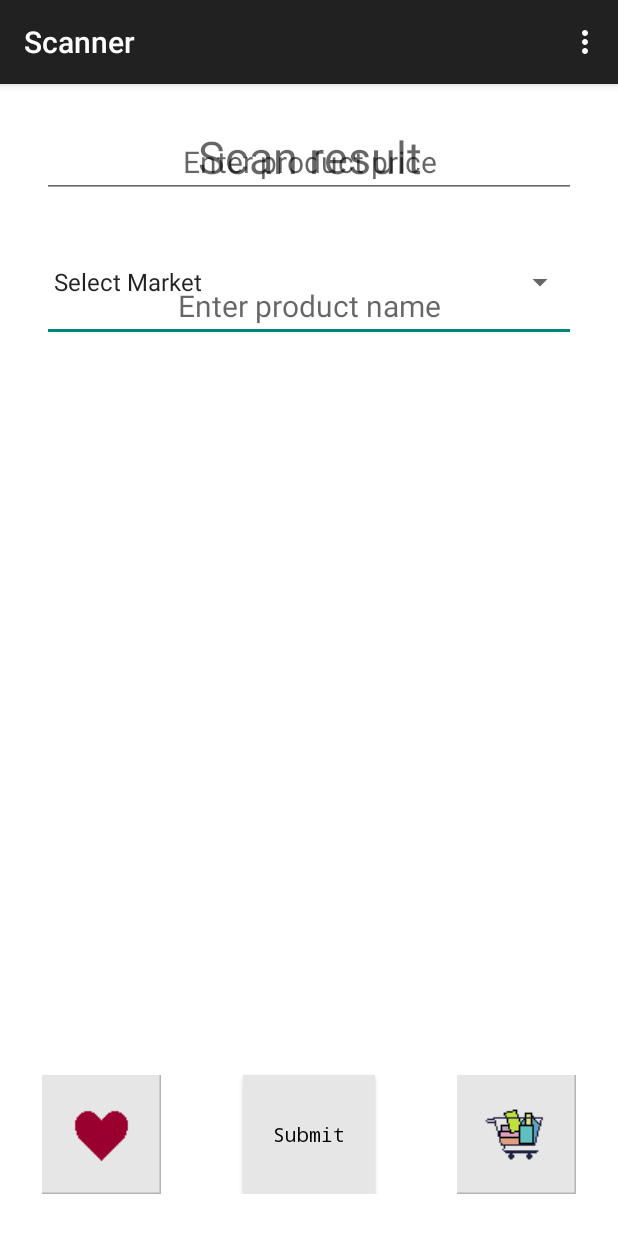
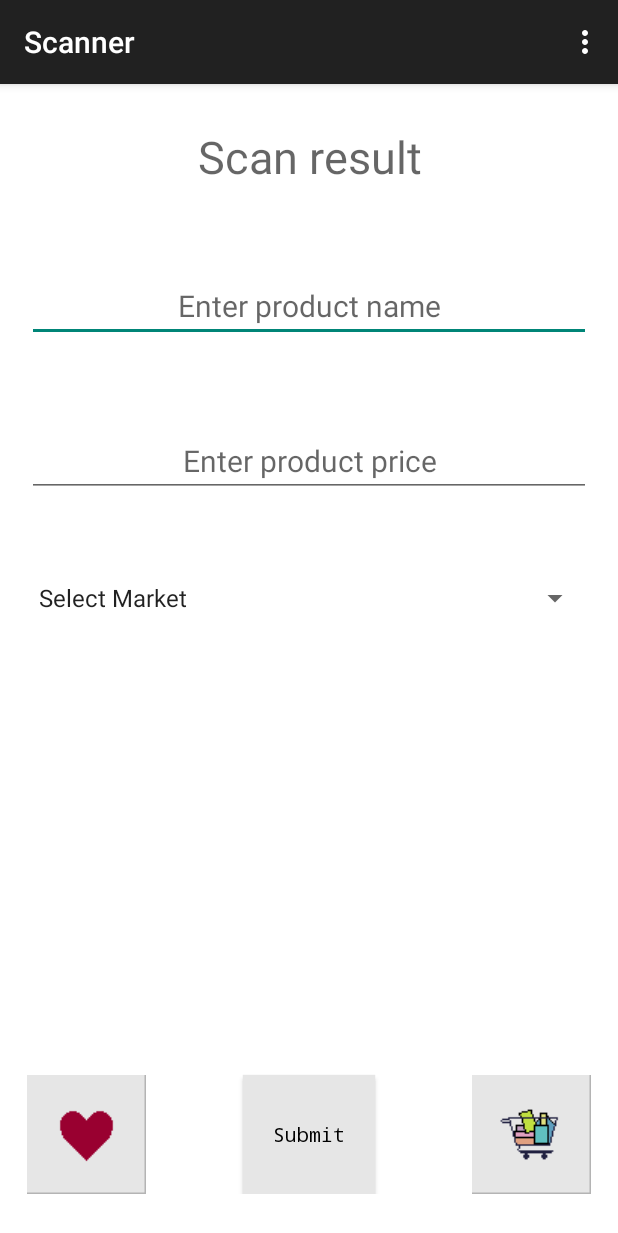
Before and after one commit to chrispyl/Market-snipper, an Android app: the MainActivity screen opened directly, with no data from a screen before it, on a phone screen of 412 x 824 dp. Shown: the top 1233 px of the screen. Run offline under Robolectric (Android 15) with nearby library versions, the phone set to English and light mode, and no system bars.

Commit message:
activity_main changes

```diff
--- a/app/src/main/res/layout/activity_main.xml
+++ b/app/src/main/res/layout/activity_main.xml
@@ -2,8 +2,8 @@
     xmlns:tools="http://schemas.android.com/tools"
     android:layout_width="match_parent"
     android:layout_height="match_parent"
-    android:paddingLeft="28dp"
-    android:paddingRight="28dp"
+    android:paddingLeft="18dp"
+    android:paddingRight="18dp"
     android:paddingTop="28dp"
     android:paddingBottom="28dp"
     android:background="@color/white">
@@ -32,6 +32,8 @@
     <EditText
 	android:layout_width="match_parent"
         android:layout_height="wrap_content"
+        android:layout_below="@+id/nameEditText"
+        android:layout_marginTop="55dp"
         android:inputType="numberDecimal"
         android:id="@+id/priceEditText"
         android:hint="Enter product price"
@@ -43,7 +45,7 @@
         android:layout_width="match_parent"
         android:layout_height="wrap_content"
         android:layout_below="@+id/priceEditText"
-        android:layout_marginTop="44dp" />
+        android:layout_marginTop="55dp" />
 
     <Button
         android:id="@+id/bttnSubmit"
```
